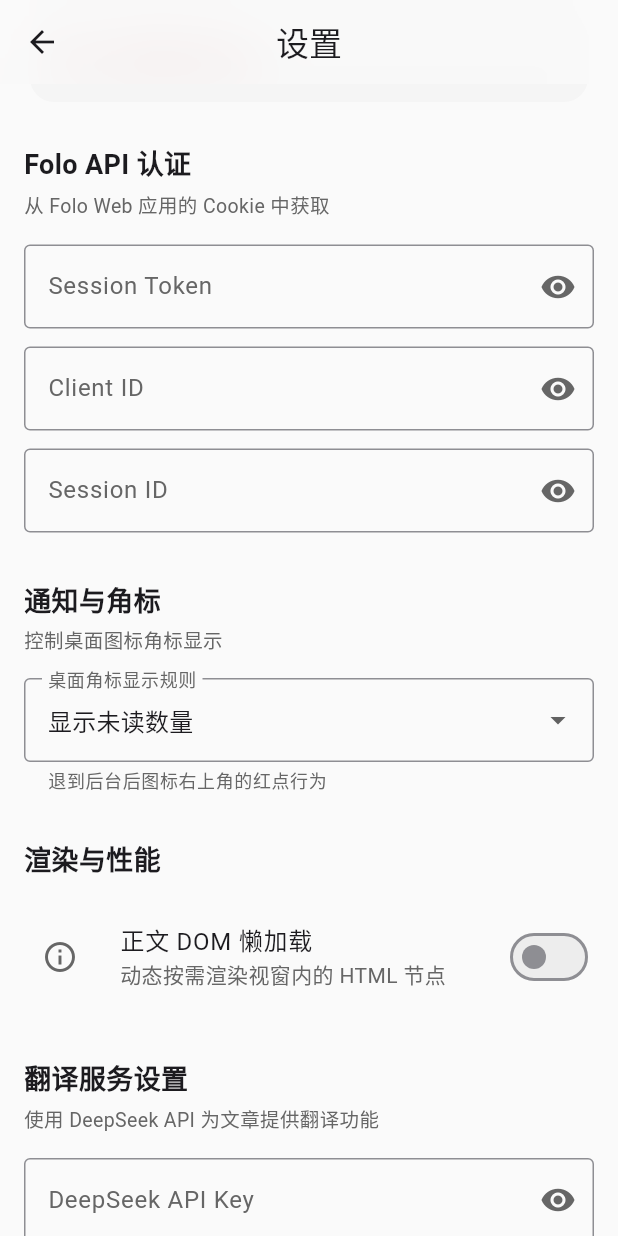
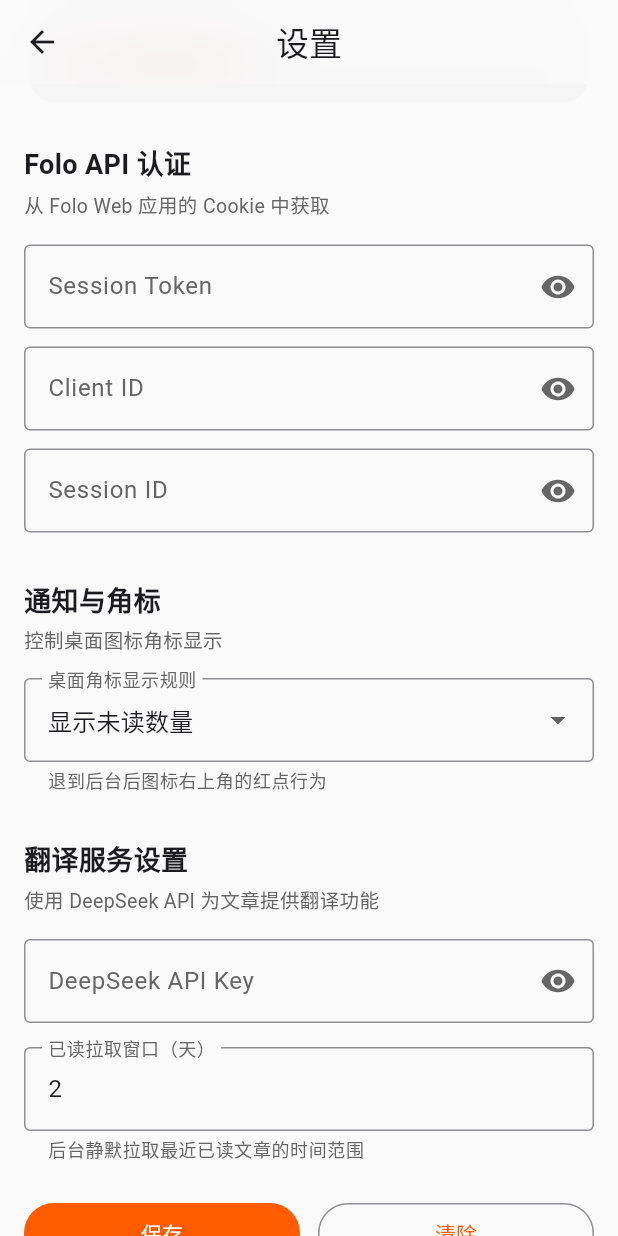
Before and after one commit to X-Ray-git/autofolo-mobile, a Flutter app: the SettingsPage screen opened by its route, on a phone screen of 412 x 824 dp. Run offline on Flutter 3.47's test engine with Material 3 defaults, Android fonts, the phone set to English and light mode, and no system bars; our stand-ins replace cached_network_image, dio, flutter_html, flutter_smart_dialog, get, hive_flutter and 3 more; missing offline and left inert: flutter_displaymode, flutter_html_table, image_gallery_saver_plus; accounts and stored records are empty.

Commit message:
perf: optimize article rendering by grouping html chunks and removing sliverlist

```diff
--- a/lib/common/constants/constants.dart
+++ b/lib/common/constants/constants.dart
@@ -24,5 +24,5 @@
   static const String readStatus = 'readStatus';
   static const String readSyncWindowDays = 'read_sync_window_days';
   static const String badgeStrategy = 'badge_strategy';
-  static const String articleLazyLoading = 'article_lazy_loading';
+  static const String articleLazyLoading = 'article_lazy_loading'; // deprecated
 }
--- a/lib/pages/settings/settings_page.dart
+++ b/lib/pages/settings/settings_page.dart
@@ -35,7 +35,6 @@
   bool _obscureSessionId = true;
   bool _obscureDeepseekKey = true;
   late String _badgeStrategy;
-  late bool _articleLazyLoading;
 
   @override
   void initState() {
@@ -56,10 +55,6 @@
       StorageKeys.badgeStrategy,
       defaultValue: 'unread_count',
     );
-    _articleLazyLoading = GStorage.setting.get(
-      StorageKeys.articleLazyLoading,
-      defaultValue: false,
-    ) as bool;
   }
 
   @override
@@ -115,7 +110,6 @@
     }
     GStorage.setting.put(StorageKeys.readSyncWindowDays, readWindowDays);
     GStorage.setting.put(StorageKeys.badgeStrategy, _badgeStrategy);
-    GStorage.setting.put(StorageKeys.articleLazyLoading, _articleLazyLoading);
 
     AppFeedback.success('配置已保存', '设置已更新');
   }
@@ -304,48 +298,6 @@
             onChanged: (val) {
               if (val != null) setState(() => _badgeStrategy = val);
             },
-          ),
-
-          const SizedBox(height: 32),
-
-          // 渲染与性能
-          Text(
-            '渲染与性能',
-            style: TextStyle(fontSize: 18, fontWeight: FontWeight.w600,
-                color: colorScheme.onSurface),
-          ),
-          const SizedBox(height: 16),
-
-          SwitchListTile(
-            title: const Text('正文 DOM 懒加载'),
-            subtitle: const Text('动态按需渲染视窗内的 HTML 节点'),
-            value: _articleLazyLoading,
-            contentPadding: EdgeInsets.zero,
-            onChanged: (val) {
-              setState(() => _articleLazyLoading = val);
-            },
-            secondary: IconButton(
-              icon: const Icon(Icons.info_outline),
-              onPressed: () {
-                showDialog(
-                  context: context,
-                  builder: (ctx) => AlertDialog(
-                    title: const Text('关于正文 DOM 懒加载'),
-                    content: const Text(
-                      '开启后：\n使用 SliverList 机制进行视窗内懒加载。可以显著降低多图长文的首帧渲染时间，避免内存占用过高导致崩溃。\n\n'
-                      '副作用：\n由于系统无法提前预知未渲染节点的高度，会导致页面顶部的阅读进度条出现跳动、不准确或无法达到 100%。\n\n'
-                      '关闭时：\n一次性全量构建所有节点，进度条绝对精准。现代设备推荐关闭。'
-                    ),
-                    actions: [
-                      TextButton(
-                        onPressed: () => Navigator.pop(ctx),
-                        child: const Text('我知道了'),
-                      ),
-                    ],
-                  ),
-                );
-              },
-            ),
           ),
 
           const SizedBox(height: 32),
```
Also changed, not shown: lib/pages/article/article_page.dart (+3 -18 lines), lib/pages/article/widgets/html_chunk_card.dart (+76 -86 lines), lib/utils/html_chunk_parser.dart (+12 -17 lines).
